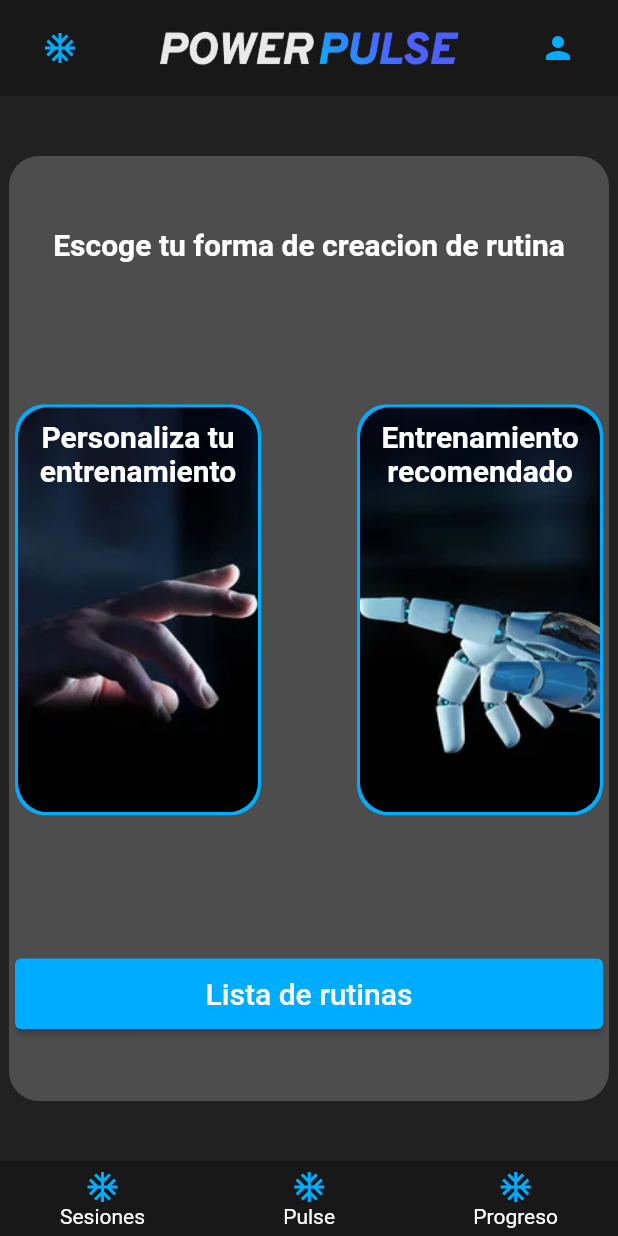
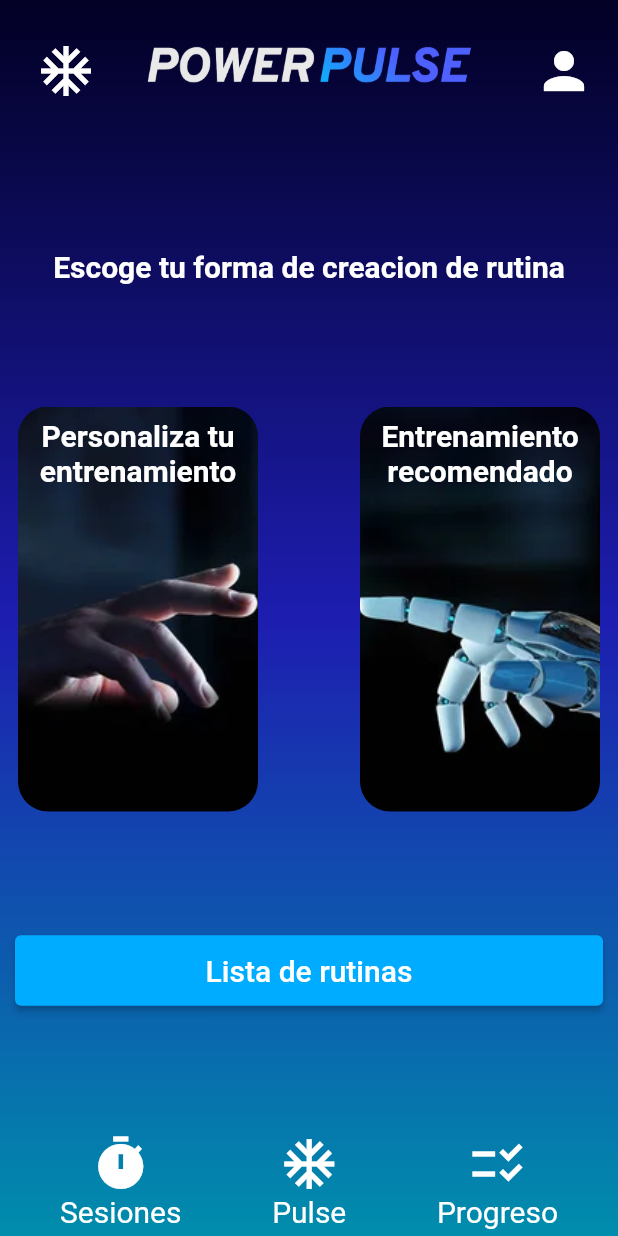
Before and after one commit to Erick142/PowerPulse, a Flutter app: the screen it shows after launch, after a tap on "COMENZAR", on a phone screen of 412 x 824 dp. Run offline on Flutter 3.47's test engine with Material 2 defaults, Android fonts, the phone set to English and light mode, and no system bars; network calls fail.

Commit message:
Cambios visuales

```diff
--- a/lib/app/pages/listaEjercicios/widgets/ListItem.dart
+++ b/lib/app/pages/listaEjercicios/widgets/ListItem.dart
@@ -10,7 +10,7 @@ class ListItem extends StatelessWidget {
             borderRadius: BorderRadius.circular(8),
             child: Container(
               padding: EdgeInsets.symmetric(horizontal: 16, vertical: 8),
-              color: Color.fromARGB(255, 77, 77, 77),
+              color: Color.fromARGB(58, 255, 255, 255),
               child: Row(
                 children: [
                   Icon(
@@ -49,7 +49,7 @@ class ListItem extends StatelessWidget {
                               padding: EdgeInsets.symmetric(
                                   horizontal: 10, vertical: 4),
                               child: Text(
-                                'Easy',
+                                'Fácil',
                                 style: TextStyle(
                                     color: Colors.white,
                                     fontWeight: FontWeight.bold),
--- a/lib/app/pages/pantallaInicio/PantallaInicio.dart
+++ b/lib/app/pages/pantallaInicio/PantallaInicio.dart
@@ -1,3 +1,5 @@
+import 'dart:ui';
+
 import 'package:flutter/material.dart';
 import 'package:flutter_application_1/app/pages/pantallaInicio/widgets/MyCustomOutlineButton.dart';
 import 'package:flutter_application_1/app/pages/sesiones/widgets/MyCustomButton.dart';
@@ -9,32 +11,47 @@ class PantallaInicio extends StatelessWidget {
       body: Container(
         width: MediaQuery.of(context).size.width,
         height: MediaQuery.of(context).size.height,
-        color: Color.fromARGB(255, 33, 33, 33),
+        decoration: BoxDecoration(
+          gradient: LinearGradient(
+            begin: Alignment.topCenter,
+            end: Alignment.bottomCenter,
+            colors: [
+              Color.fromRGBO(2, 0, 36, 1.0),
+              Color.fromRGBO(29, 29, 176, 1.0),
+              Color.fromRGBO(0, 141, 172, 1.0),], // Colores de tu degradado
+          ),
+        ),
+        //color: Color.fromARGB(255, 33, 33, 33),
         child: Column(
           mainAxisAlignment: MainAxisAlignment.center,
           children: [
             SafeArea(
               child: Container(),
             ),
-            Image.asset(
-              'assets/logo_pp_black-removebg-preview.png'
+            Container(
+              alignment: Alignment.center,
+              //padding: EdgeInsets.symmetric(horizontal: 20),
+              child: Image.asset(
+                'assets/logo_pp_black-removebg-preview.png',
+                width: 300,
+                height: 200,
+              ),
             ),
-            SizedBox(height: 38),
-            Image.asset(
-              'assets/pngwing.com (1).png'
-            ),
-            SizedBox(height: 38),
+            SizedBox(height: 20),
+            Image.asset('assets/pngwing.com (1).png'),
+            SizedBox(height: 20),
             Column(
               children: [
                 ElevatedButton(
-                  onPressed: () => {
-                    Navigator.pushNamed(context, '/sesiones')
+                  onPressed: () {
+                    Navigator.pushNamed(context, '/sesiones');
                   },
-                  style: (
-                    ElevatedButton.styleFrom(
-                      backgroundColor: Color.fromARGB(255, 0, 172, 255),
-                      padding: EdgeInsets.symmetric(horizontal: 36, vertical: 12)
-                    )
+                  style: ElevatedButton.styleFrom(
+                    shape: RoundedRectangleBorder(
+                      borderRadius: BorderRadius.circular(10),
+                    ),
+                    backgroundColor: Color.fromARGB(255, 0, 172, 255),
+                    padding: EdgeInsets.symmetric(horizontal: 36, vertical: 12),
                   ),
                   child: Text(
                     "COMENZAR",
@@ -44,7 +61,7 @@ class PantallaInicio extends StatelessWidget {
                   ),
                 ),
                 SizedBox(height: 14),
-                MyCustomOutlineButton("Ya tengo cuenta")
+                MyCustomOutlineButton("Ya tengo cuenta"),
               ],
             )
           ],
--- a/lib/app/pages/pantallaInicio/widgets/MyCustomOutlineButton.dart
+++ b/lib/app/pages/pantallaInicio/widgets/MyCustomOutlineButton.dart
@@ -7,8 +7,13 @@ class MyCustomOutlineButton extends StatelessWidget {
   Widget build(BuildContext context) {
     return OutlinedButton(
       style: OutlinedButton.styleFrom(
-          side: BorderSide(color: Color.fromARGB(255, 0, 172, 255)),
-          padding: EdgeInsets.symmetric(horizontal: 36, vertical: 12)),
+
+          shape: RoundedRectangleBorder(
+            borderRadius: BorderRadius.circular(10),
+          ),
+          side: BorderSide(color: Colors.white),
+          padding: EdgeInsets.symmetric(horizontal: 20, vertical: 12)),
+
       onPressed: () {
         print("xd");
       },
@@ -16,6 +21,7 @@ class MyCustomOutlineButton extends StatelessWidget {
         texto,
         style: TextStyle(
           fontSize: 20,
+          color: Colors.white,
         ),
       ),
     );
--- a/lib/app/pages/sesiones2/Sesiones2.dart
+++ b/lib/app/pages/sesiones2/Sesiones2.dart
@@ -11,7 +11,17 @@ class Sesiones2 extends StatelessWidget {
       body: Container(
         width: MediaQuery.of(context).size.width,
         height: MediaQuery.of(context).size.height,
-        color: Color.fromARGB(255, 33, 33, 33),
+        decoration: BoxDecoration(
+          gradient: LinearGradient(
+            begin: Alignment.topCenter,
+            end: Alignment.bottomCenter,
+            colors: [
+              Color.fromRGBO(2, 0, 36, 1.0),
+              Color.fromRGBO(29, 29, 176, 1.0),
+              Color.fromRGBO(0, 141, 172, 1.0),], // Colores de tu degradado
+          ),
+        ),
+        //color: Color.fromARGB(255, 33, 33, 33),
         child: Column(
           mainAxisAlignment: MainAxisAlignment.spaceBetween,
           children: [
@@ -22,13 +32,14 @@ class Sesiones2 extends StatelessWidget {
                   child: ClipRRect(
                     borderRadius: BorderRadius.circular(20),
                     child: Container(
-                      color: Color.fromARGB(255, 77, 77, 77),
+                      //color: Color.fromARGB(87, 255, 255, 255),
                       padding: EdgeInsets.symmetric(horizontal: 4),
                       child: Column(
                         mainAxisAlignment: MainAxisAlignment.spaceAround,
                         children: [
                           Text(
                             'Escoge tu forma de creacion de rutina',
+                            //'Para comenzar, escoge cómo crear tu rutina:',
                             textAlign: TextAlign.center,
                             style: TextStyle(
                               color: Colors.white,
@@ -49,8 +60,8 @@ class Sesiones2 extends StatelessWidget {
                                       ClipRRect(
                                         borderRadius: BorderRadius.circular(20),
                                         child: Container(
-                                            color: Color.fromARGB(
-                                                255, 0, 172, 255),
+                                            //color: Color.fromARGB(
+                                            //    255, 0, 172, 255),
                                             padding: EdgeInsets.all(2),
                                             child: ClipRRect(
                                               borderRadius:
@@ -85,8 +96,8 @@ class Sesiones2 extends StatelessWidget {
                                       ClipRRect(
                                         borderRadius: BorderRadius.circular(20),
                                         child: Container(
-                                            color: Color.fromARGB(
-                                                255, 0, 172, 255),
+                                            //color: Color.fromARGB(
+                                            //    255, 0, 172, 255),
                                             padding: EdgeInsets.all(2),
                                             child: ClipRRect(
                                               borderRadius:
@@ -124,7 +135,7 @@ class Sesiones2 extends StatelessWidget {
                                       backgroundColor:
                                           Color.fromARGB(255, 0, 172, 255),
                                       padding: EdgeInsets.symmetric(
-                                          horizontal: 36, vertical: 12))),
+                                          horizontal: 30, vertical: 12))),
                                   child: Text(
                                     "Lista de rutinas",
                                     style: TextStyle(
--- a/lib/app/pages/sesiones2/widgets/NavBar.dart
+++ b/lib/app/pages/sesiones2/widgets/NavBar.dart
@@ -4,7 +4,7 @@ class NavBar extends StatelessWidget {
   @override
   Widget build(BuildContext context) {
     return Container(
-      color: Color.fromARGB(255, 24, 24, 24),
+      //color: Color.fromARGB(182, 24, 24, 24),
       padding: EdgeInsets.symmetric(horizontal: 40, vertical: 5),
       child: Row(
         mainAxisAlignment: MainAxisAlignment.spaceBetween,
@@ -16,12 +16,16 @@ class NavBar extends StatelessWidget {
             child: Column(
               children: [
                 Icon(
-                  Icons.ac_unit,
-                  color: Color.fromARGB(255, 0, 172, 255),
+                  Icons.timer,
+                  size: 40,
+                  color: Color.fromARGB(255, 255, 255, 255),
                 ),
                 Text(
                   "Sesiones",
-                  style: TextStyle(color: Colors.white),
+                  style: TextStyle(
+                    color: Colors.white,
+                    fontSize: 20,
+                  ),
                 )
               ],
             ),
@@ -34,11 +38,15 @@ class NavBar extends StatelessWidget {
               children: [
                 Icon(
                   Icons.ac_unit,
-                  color: Color.fromARGB(255, 0, 172, 255),
+                  size: 40,
+                  color: Color.fromARGB(255, 255, 255, 255),
                 ),
                 Text(
                   "Pulse",
-                  style: TextStyle(color: Colors.white),
+                  style: TextStyle(
+                    color: Colors.white,
+                    fontSize: 20,
+                  ),
                 )
               ],
             ),
@@ -50,12 +58,16 @@ class NavBar extends StatelessWidget {
             child: Column(
               children: [
                 Icon(
-                  Icons.ac_unit,
-                  color: Color.fromARGB(255, 0, 172, 255),
+                  Icons.checklist_rtl,
+                  size: 40,
+                  color: Color.fromARGB(255, 255, 255, 255),
                 ),
                 Text(
                   "Progreso",
-                  style: TextStyle(color: Colors.white),
+                  style: TextStyle(
+                    color: Colors.white,
+                    fontSize: 20,
+                  ),
                 )
               ],
             ),
--- a/lib/app/pages/sesiones2/widgets/TopBar.dart
+++ b/lib/app/pages/sesiones2/widgets/TopBar.dart
@@ -7,7 +7,7 @@ class TopBar extends StatelessWidget {
       children: [
         SafeArea(child: Container()),
         Container(
-          color: Color.fromARGB(255, 24, 24, 24),
+          //color: Color.fromARGB(255, 24, 24, 24),
           padding: EdgeInsets.symmetric(horizontal: 16, vertical: 8),
           child: Row(
             mainAxisAlignment: MainAxisAlignment.spaceBetween,
@@ -18,14 +18,14 @@ class TopBar extends StatelessWidget {
                   },
                   icon: Icon(
                     Icons.ac_unit,
-                    color: Color.fromARGB(255, 0, 172, 255),
+                    size: 40,
+                    color: Color.fromARGB(255, 255, 255, 255),
                   )
               ),
               Image.asset(
                 'assets/xd.png',
-                height: 26,
-                width: 210,
-                fit: BoxFit.fitHeight,
+                height: 70,
+                width: 220,
               ),
               IconButton(
                   onPressed: () {
@@ -33,7 +33,8 @@ class TopBar extends StatelessWidget {
                   },
                   icon: Icon(
                     Icons.person,
-                    color: Color.fromARGB(255, 0, 172, 255),
+                    size: 40,
+                    color: Color.fromARGB(255, 255, 255, 255),
                   )
               )
             ],
```
Also changed, not shown: lib/app/pages/listaEjercicios/ListaEjercicios.dart (+19 -4 lines), lib/app/pages/sesiones/Sesiones.dart (+13 -3 lines), lib/app/pages/sesiones/widgets/FitnessCard.dart (+5 -5 lines).
